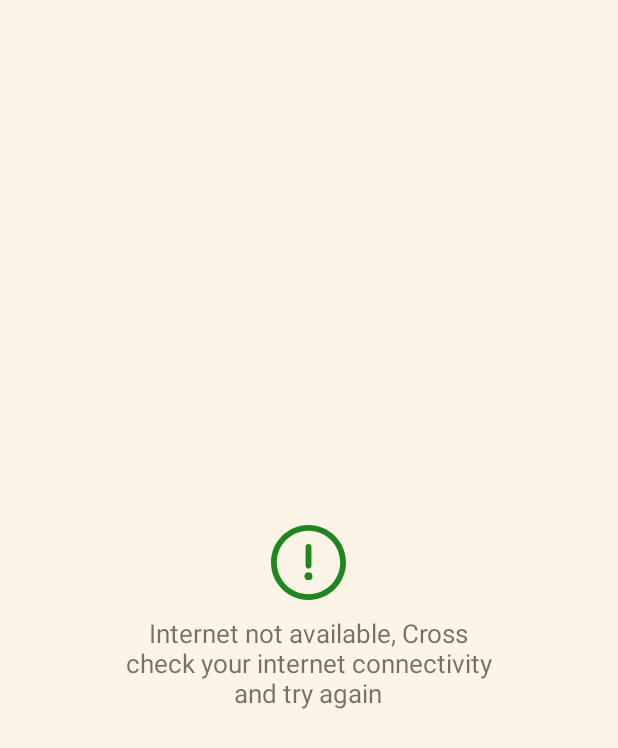
After one commit to merraoui7/recipio, an Android app: the layout activity_no_connexion.xml on its own in the app's theme, with its tools: preview values and no code run, on a phone screen of 412 x 824 dp. The commit adds this screen. Shown: the top 748 px of the screen. Run offline under Robolectric (Android 15) with nearby library versions, the phone set to English and light mode, and no system bars.

Commit message:
Failed internet connexion page added

```diff
--- a/app/src/main/AndroidManifest.xml
+++ b/app/src/main/AndroidManifest.xml
@@ -4,6 +4,7 @@
     <uses-permission android:name="android.permission.INTERNET"/>
     <uses-permission android:name="android.permission.READ_EXTERNAL_STORAGE"/>
     <uses-permission android:name="android.permission.WRITE_EXTERNAL_STORAGE"/>
+    <uses-permission android:name="android.permission.ACCESS_NETWORK_STATE" />
 
     <application
         android:allowBackup="true"
--- a/app/src/main/java/com/example/admin/quran/MainActivity.java
+++ b/app/src/main/java/com/example/admin/quran/MainActivity.java
@@ -1,12 +1,16 @@
 package com.example.admin.quran;
 
 import android.app.ProgressDialog;
+import android.content.Context;
+import android.net.ConnectivityManager;
+import android.net.NetworkInfo;
 import android.os.AsyncTask;
 import android.os.Bundle;
 import android.os.Environment;
 import android.support.v7.app.AppCompatActivity;
 import android.support.v7.widget.LinearLayoutManager;
 import android.support.v7.widget.RecyclerView;
+import android.util.Log;
 import android.view.View;
 import com.google.android.gms.ads.AdRequest;
 import com.google.android.gms.ads.AdView;
@@ -36,7 +40,11 @@ public class MainActivity extends AppCompatActivity {
     @Override
     protected void onCreate(Bundle savedInstanceState) {
         super.onCreate(savedInstanceState);
+
+        if (isNetworkAvailable()) {
+
             setContentView(R.layout.activity_main);
+
 
             MobileAds.initialize(this, "ca-app-pub-4577547346540393~6693274471");
             mAdView = findViewById(R.id.adView);
@@ -48,10 +56,10 @@ public class MainActivity extends AppCompatActivity {
             int uiOptions = View.SYSTEM_UI_FLAG_FULLSCREEN;
             decorView.setSystemUiVisibility(uiOptions);
 
-        datalist=new ArrayList <>();
+            datalist = new ArrayList<>();
             datalist.clear();
-        datalist=new GetDatabase().getdata();
-        surahAdapter = new SurahAdapter(datalist,this);
+            datalist = new GetDatabase().getdata();
+            surahAdapter = new SurahAdapter(datalist, this);
 
             recyclerView = (RecyclerView) findViewById(R.id.surahlist);
             recyclerView.setLayoutManager(new LinearLayoutManager(this));
@@ -60,13 +68,21 @@ public class MainActivity extends AppCompatActivity {
             recyclerView.setAdapter(surahAdapter);
 
 
-
             File folder = new File(Environment.getExternalStorageDirectory() +
                     File.separator + "quran-saad-elghamidi");
             if (!folder.exists()) {
                 folder.mkdirs();
             }
 
+
+        } else {
+            try {
+                setContentView(R.layout.activity_no_connexion);
+            } catch (Exception e) {
+                Log.d("key", "error connexion layout");
+            }
+
+        }
     }
 
     public boolean checkFileIsExist(String path){
@@ -160,4 +176,11 @@ public class MainActivity extends AppCompatActivity {
     public void downloadfile(String url){
         new DownloadSurah().execute(url);
     }
+
+    private boolean isNetworkAvailable() {
+        ConnectivityManager connectivityManager
+                = (ConnectivityManager) getSystemService(Context.CONNECTIVITY_SERVICE);
+        NetworkInfo activeNetworkInfo = connectivityManager.getActiveNetworkInfo();
+        return activeNetworkInfo != null && activeNetworkInfo.isConnected();
     }
+}
--- /dev/null
+++ b/app/src/main/res/drawable/ic_exclamation.xml
@@ -0,0 +1,15 @@
+<vector xmlns:android="http://schemas.android.com/apk/res/android"
+    android:width="512dp"
+    android:height="512dp"
+    android:viewportWidth="512"
+    android:viewportHeight="512">
+  <path
+      android:fillColor="#208720"
+      android:pathData="M256,0C114.497,0 0,114.507 0,256c0,141.503 114.507,256 256,256c141.503,0 256,-114.507 256,-256C512,114.497 397.493,0 256,0zM256,472c-119.393,0 -216,-96.615 -216,-216c0,-119.393 96.615,-216 216,-216c119.393,0 216,96.615 216,216C472,375.393 375.385,472 256,472z"/>
+  <path
+      android:fillColor="#208720"
+      android:pathData="M256,128.877c-11.046,0 -20,8.954 -20,20V277.67c0,11.046 8.954,20 20,20s20,-8.954 20,-20V148.877C276,137.831 267.046,128.877 256,128.877z"/>
+  <path
+      android:fillColor="#208720"
+      android:pathData="M256,349.16m-27,0a27,27 0,1 1,54 0a27,27 0,1 1,-54 0"/>
+</vector>
--- a/app/src/main/res/layout/activity_main.xml
+++ b/app/src/main/res/layout/activity_main.xml
@@ -10,7 +10,8 @@
     <android.support.v7.widget.RecyclerView
         android:id="@+id/surahlist"
         android:layout_width="match_parent"
-        android:layout_height="wrap_content" />
+        android:layout_height="wrap_content"
+        android:layout_above="@id/adView"/>
 
     <com.google.android.gms.ads.AdView xmlns:ads="http://schemas.android.com/apk/res-auto"
         android:id="@+id/adView"
--- /dev/null
+++ b/app/src/main/res/layout/activity_no_connexion.xml
@@ -0,0 +1,27 @@
+<?xml version="1.0" encoding="utf-8"?>
+<RelativeLayout xmlns:android="http://schemas.android.com/apk/res/android"
+    android:id="@+id/relative_error"
+    android:layout_width="match_parent"
+    android:layout_height="match_parent"
+    android:background="@color/colorPrimary"
+    android:gravity="center">
+
+    <ImageView
+        android:id="@+id/image_error"
+        android:layout_width="50dp"
+        android:layout_height="50dp"
+        android:layout_centerHorizontal="true"
+        android:layout_marginBottom="10dp"
+        android:src="@drawable/ic_exclamation" />
+
+    <TextView
+        android:id="@+id/text_error"
+        android:layout_width="250dp"
+        android:layout_height="wrap_content"
+        android:layout_below="@+id/image_error"
+        android:layout_centerHorizontal="true"
+        android:textSize="17sp"
+        android:text="Internet not available, Cross check your internet connectivity and try again"
+        android:textAlignment="center" />
+
+</RelativeLayout>
```
Also changed, not shown: app/src/main/res/mipmap-mdpi/ic_launcher.png, app/src/main/res/mipmap-xhdpi/ic_launcher.png, app/src/main/res/mipmap-xxhdpi/ic_launcher.png, app/src/main/res/mipmap-xxxhdpi/ic_launcher.png. Lines whose indentation alone changed are shown as unchanged.
